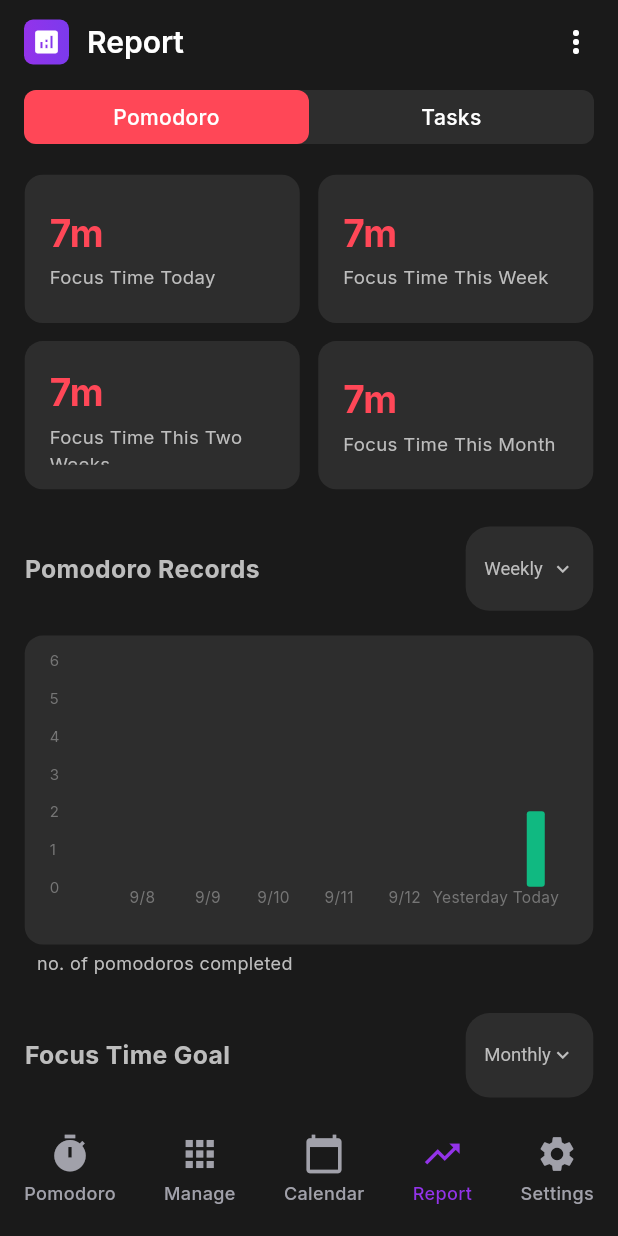
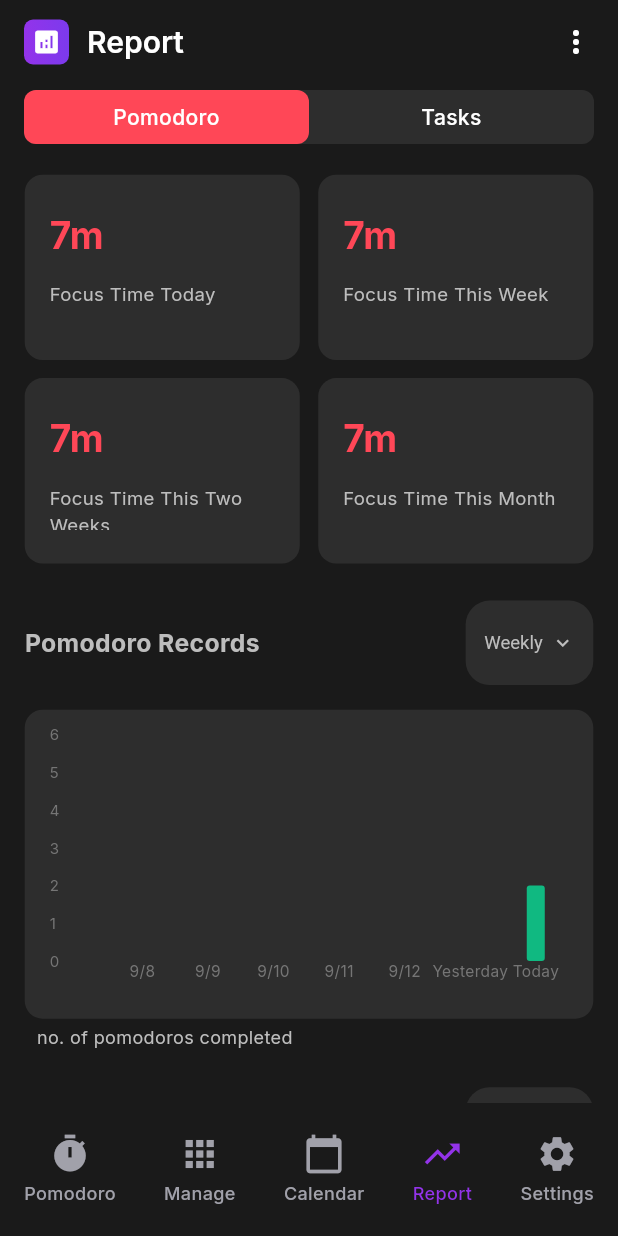
Before and after one commit to AccessibleDitto/4bit_hackit, a Flutter app: the ReportScreen screen opened by its route, on a phone screen of 412 x 824 dp. Run offline on Flutter 3.47's test engine with Material 3 defaults, Android fonts, the phone set to English and light mode, and no system bars; drawn by our look-alikes of fl_chart; our stand-ins replace calendar_view, cloud_firestore, confetti, firebase_auth, firebase_core, google_fonts and 4 more; missing offline and left inert: app_limiter, nfc_manager; accounts and stored records are empty.

Commit message:
fixed size of box to display words in front stats of report

```diff
--- a/flutter_application_4bit/lib/report.dart
+++ b/flutter_application_4bit/lib/report.dart
@@ -522,7 +522,7 @@ class _ReportScreenState extends State<ReportScreen> {
 
   Widget _buildStatCard(String value, String label) {
     return Container(
-      height: MediaQuery.of(context).size.height * 0.12,
+      height: MediaQuery.of(context).size.height * 0.15,
       padding: EdgeInsets.all(MediaQuery.of(context).size.width * 0.04),
       decoration: BoxDecoration(
         color: Color(0xFF2D2D2D),
@@ -540,8 +540,9 @@ class _ReportScreenState extends State<ReportScreen> {
               fontWeight: FontWeight.bold,
             ),
           ),
-          SizedBox(height: MediaQuery.of(context).size.height * 0.005),
-          Flexible( // Text to wrap if needed
+          SizedBox(height: 14),
+          Container(
+            height: 30, // Fixed height for description area
             child: Text(
               label,
               style: TextStyle(
```
